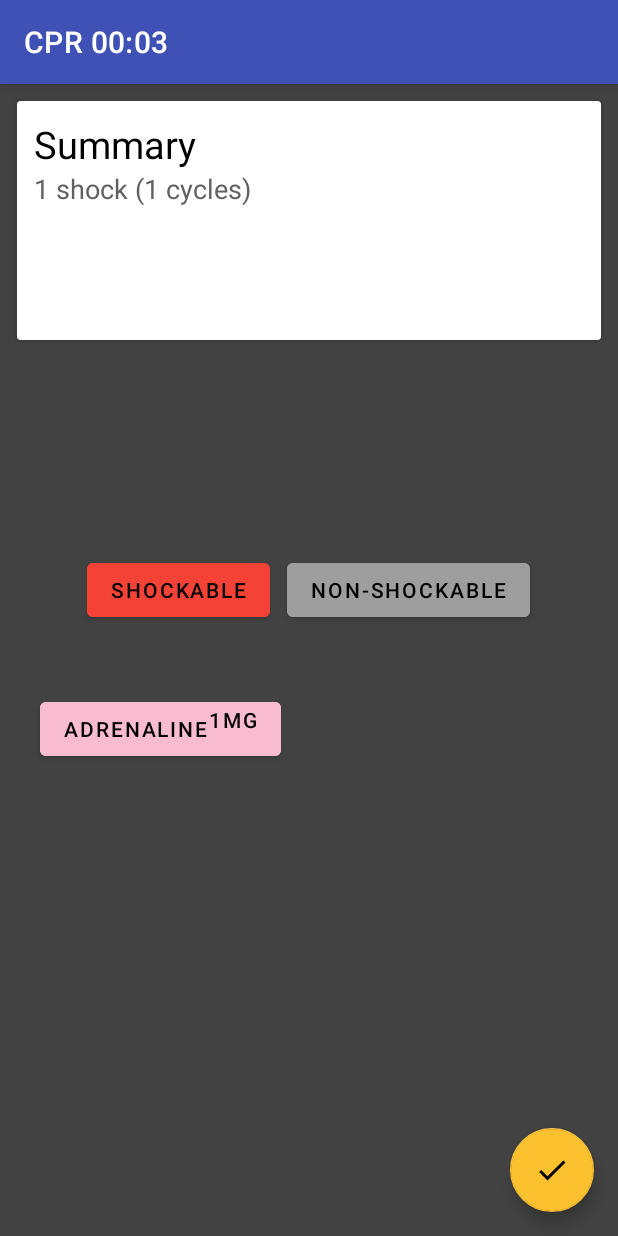
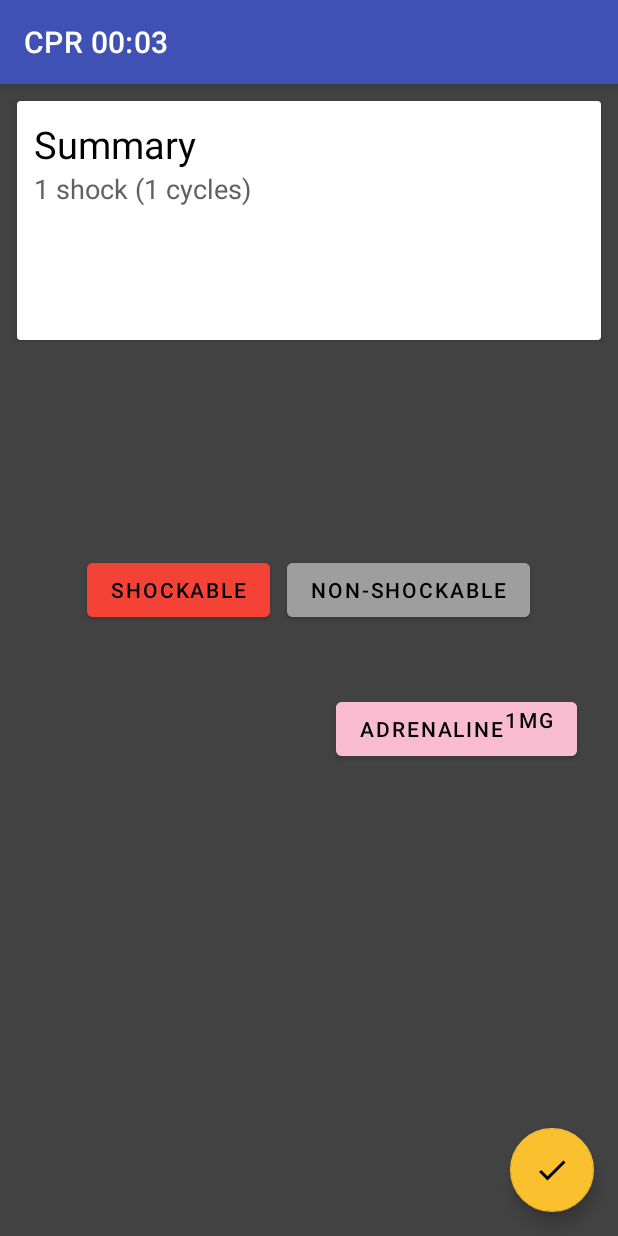
Before and after one commit to MartinWeise/ALS, an Android app: the screen it shows after launch (AlsActivity), after a tap on "SHOCKABLE", on a phone screen of 412 x 824 dp. Run offline under Robolectric (Android 15) with nearby library versions, the phone set to English and light mode, and no system bars; plain views replace BoxInsetLayout.

Commit message:
added ressources

```diff
--- a/app/build.gradle
+++ b/app/build.gradle
@@ -11,7 +11,7 @@ android {
         applicationId "at.weise.als"
         minSdkVersion 26
         targetSdkVersion 30
-        versionCode 2
+        versionCode 4
         versionName "1.0"
 
         testInstrumentationRunner "androidx.test.runner.AndroidJUnitRunner"
--- a/app/src/main/java/at/weise/als/AlsActivity.kt
+++ b/app/src/main/java/at/weise/als/AlsActivity.kt
@@ -21,7 +21,7 @@ import kotlin.concurrent.fixedRateTimer
 
 class AlsActivity : AppCompatActivity() {
 
-    private var adrenalineInterval = 5
+    private var adrenalineInterval = 4 * 60
     private var ticks = 0
     private var analyses = 0
     private var shocks = 0
--- a/app/src/main/res/layout/activity_als.xml
+++ b/app/src/main/res/layout/activity_als.xml
@@ -101,19 +101,19 @@
                     <Button
                             android:layout_width="wrap_content"
                             android:layout_height="wrap_content"
+                            android:id="@+id/amiodaron"
+                            android:onClick="amiodaronApplied"
+                            android:layout_marginRight="5pt"
+                            android:backgroundTint="@color/md_blue_400"
+                            android:textColor="@color/md_red_400"
+                            android:visibility="invisible"/>
+                    <Button
+                            android:layout_width="wrap_content"
+                            android:layout_height="wrap_content"
                             android:id="@+id/adrenalin"
                             android:onClick="adrenalinApplied"
                             android:backgroundTint="@color/md_pink_100"
                             android:textColor="@color/md_black_1000"
-                            android:visibility="invisible"/>
-                    <Button
-                            android:layout_width="wrap_content"
-                            android:layout_height="wrap_content"
-                            android:id="@+id/amiodaron"
-                            android:onClick="amiodaronApplied"
-                            android:layout_marginLeft="5pt"
-                            android:backgroundTint="@color/md_blue_400"
-                            android:textColor="@color/md_red_400"
                             android:visibility="invisible"/>
                 </LinearLayout>
             </LinearLayout>
```
Also changed, not shown: 5 other files.
